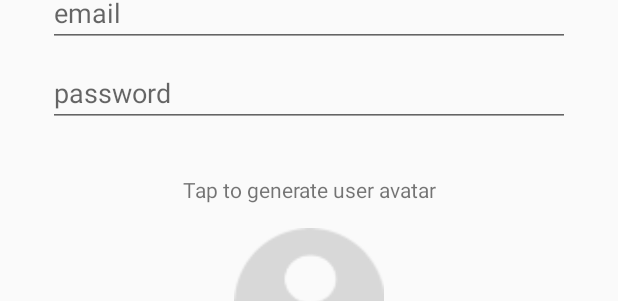
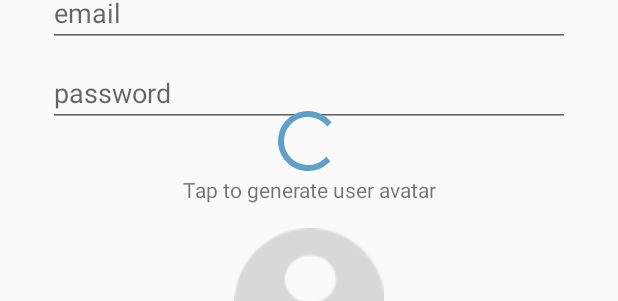
Before and after one commit to david-chhetri/Smack, an Android app: the layout activity_create_user.xml on its own in the app's theme, with its tools: preview values and no code run, on a phone screen of 412 x 824 dp. Shown: the part 149-450 px from the top of the screen. Run offline under Robolectric (Android 15) with nearby library versions, the phone set to English and light mode, and no system bars.

```diff
--- a/app/src/main/java/com/foo/smack/Utilities/Constants.kt
+++ b/app/src/main/java/com/foo/smack/Utilities/Constants.kt
@@ -10,3 +10,7 @@ const val BASE_URL="http://10.0.2.2:3005/v1/"
 const val URL_REGISTER="${BASE_URL}account/register"
 const val URL_LOGIN="${BASE_URL}account/login"
 const val URL_CREATE_USER="${BASE_URL}user/add"
+
+
+//Broadcast Constants
+const val BROADCAST_USER_DATA_CHANGE = "BROADCAST_USER_DATA_CHANGE"
--- a/app/src/main/res/layout/activity_create_user.xml
+++ b/app/src/main/res/layout/activity_create_user.xml
@@ -108,4 +108,16 @@
         app:layout_constraintEnd_toEndOf="parent"
         app:layout_constraintHorizontal_bias="0.498"
         app:layout_constraintStart_toStartOf="parent" />
+
+    <ProgressBar
+        android:id="@+id/createSpinner"
+        style="?android:attr/progressBarStyle"
+        android:layout_width="wrap_content"
+        android:layout_height="wrap_content"
+        app:layout_constraintBottom_toBottomOf="parent"
+        app:layout_constraintEnd_toEndOf="parent"
+        app:layout_constraintHorizontal_bias="0.498"
+        app:layout_constraintStart_toStartOf="parent"
+        app:layout_constraintTop_toTopOf="@+id/createUserNameTxt"
+        app:layout_constraintVertical_bias="0.185" />
 </androidx.constraintlayout.widget.ConstraintLayout>
```
Also changed, not shown: app/src/main/java/com/foo/smack/Controller/CreateUserActivity.kt (+42 -11 lines).
